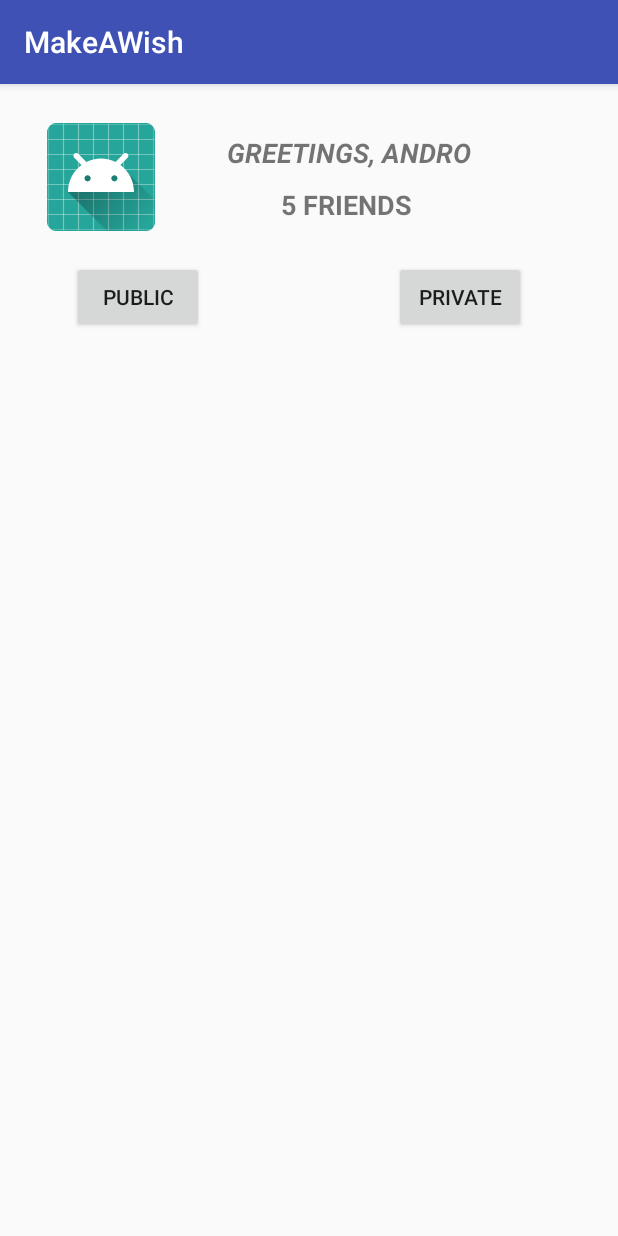
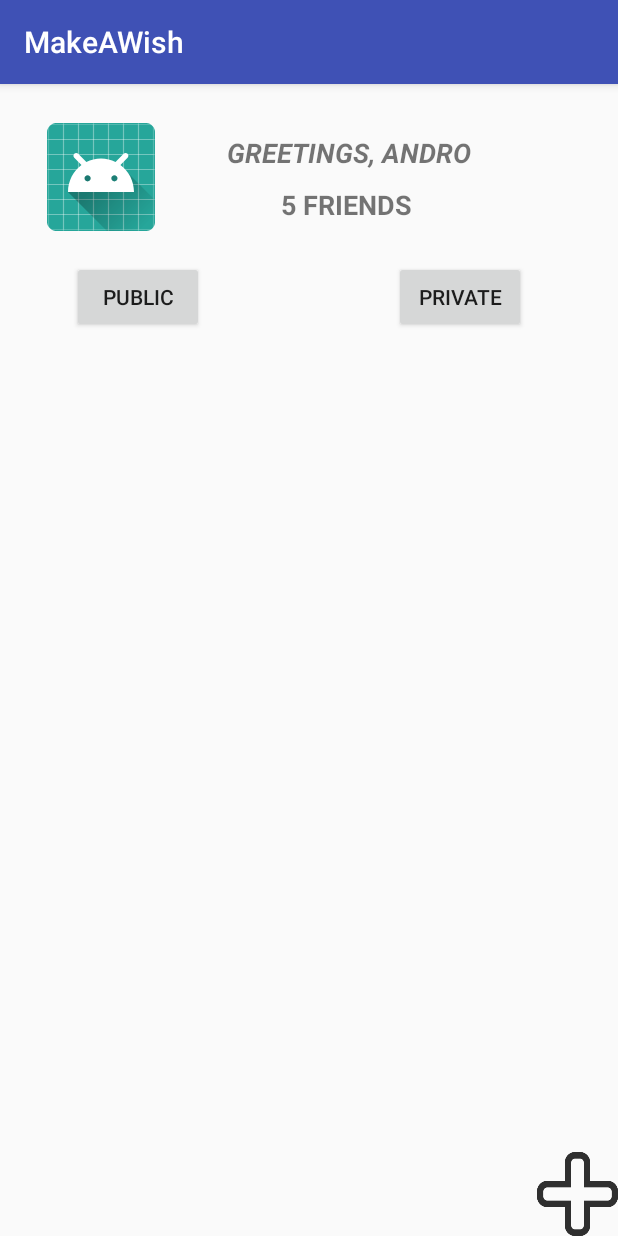
Before and after one commit to FatimahKB/Capstone, an Android app: the Profile screen opened directly, with no data from a screen before it, on a phone screen of 412 x 824 dp. Run offline under Robolectric (Android 15) with nearby library versions, the phone set to English and light mode, and no system bars; our stand-ins replace Firebase (no records; nobody signed in at launch, a user with empty details on screens opened directly).

Commit message:
Final branch containing all updates from image to private and public lists

```diff
--- a/app/src/main/java/com/example/fatim/makeawish/Profile.java
+++ b/app/src/main/java/com/example/fatim/makeawish/Profile.java
@@ -3,21 +3,96 @@ package com.example.fatim.makeawish;
 import android.content.Intent;
 import android.support.v7.app.AppCompatActivity;
 import android.os.Bundle;
+import android.util.Log;
 import android.view.View;
+import android.widget.ArrayAdapter;
 import android.widget.Button;
+import android.widget.ListView;
+
+import com.google.firebase.auth.FirebaseAuth;
+import com.google.firebase.auth.FirebaseUser;
+import com.google.firebase.database.DataSnapshot;
+import com.google.firebase.database.DatabaseError;
+import com.google.firebase.database.DatabaseReference;
+import com.google.firebase.database.FirebaseDatabase;
+import com.google.firebase.database.ValueEventListener;
+
+import java.util.ArrayList;
 
 public class Profile extends AppCompatActivity {
+    public DatabaseReference mDatabase;
+    FirebaseUser user;
+    ListView items_list;
+    ArrayList<String> all_items_list=new ArrayList<>();
+    Button private_list;
+    Button public_list;
+    Button add;
 
     @Override
     protected void onCreate(Bundle savedInstanceState) {
+
         super.onCreate(savedInstanceState);
         setContentView(R.layout.activity_profile);
+        items_list= (ListView)findViewById(R.id.Profile_publicItems_ListView);
+        private_list=(Button)findViewById(R.id.profile_private_button);
+        public_list=(Button)findViewById(R.id.profile_public_button);
+        add=(Button)findViewById(R.id.profile_add_button);
+        //displaying the public list's items
+        user= FirebaseAuth.getInstance().getCurrentUser();
+        String username []=user.getEmail().split("@");
+        mDatabase = FirebaseDatabase.getInstance().getReference();
+        mDatabase.child("Users").child(username[0]).child("Lists").child("Public").addValueEventListener( new ValueEventListener() {
+            @Override
+            public void onDataChange(DataSnapshot dataSnapshot) {
+                all_items_list=new ArrayList<>();
+                // Get Post object and use the values to update the UI
+                for (DataSnapshot n : dataSnapshot.getChildren()) {
+                    if (n.getKey().equals("username") || n.getKey().equals("email"))
+                        continue;
+                    Item item = n.getValue(Item.class);
+                    all_items_list.add(item.getName());
+                    ArrayAdapter<String> adapter1 = (new ArrayAdapter<String>(Profile.this, android.R.layout.simple_list_item_1,all_items_list));
+                    items_list.setAdapter(adapter1);
+                }
 
-        Button btnPrivate = findViewById(R.id.profile_private_button);
-        btnPrivate.setOnClickListener(new View.OnClickListener() {
+            }
+
+
+            @Override
+            public void onCancelled(DatabaseError databaseError) {
+                // Getting Post failed, log a message
+                Log.w(null, "loadPost:onCancelled", databaseError.toException());
+                // ...
+            }
+        });
+
+
+        private_list.setOnClickListener(new View.OnClickListener() {
             @Override
             public void onClick(View v) {
-                startActivity(new Intent(Profile.this, createPrivateList.class));
+                private_list.setPressed(true);
+                public_list.setPressed(false);
+            }
+        });
+
+        public_list.setOnClickListener(new View.OnClickListener() {
+            @Override
+            public void onClick(View v) {
+                public_list.setPressed(true);
+                private_list.setPressed(false);
+
+            }
+        });
+
+        add.setOnClickListener(new View.OnClickListener() {
+            @Override
+            public void onClick(View v) {
+                if(public_list.isPressed()){
+                    startActivity(new Intent(Profile.this,AddingItem.class));
+                }else{
+                    startActivity(new Intent(Profile.this,createPrivateList.class));
+
+                }
             }
         });
     }
--- a/app/src/main/res/layout/activity_profile.xml
+++ b/app/src/main/res/layout/activity_profile.xml
@@ -61,4 +61,20 @@
         android:layout_alignTop="@+id/profile_public_button"
         android:layout_marginEnd="61dp"
         android:text="private" />
+
+    <ListView
+        android:id="@+id/Profile_publicItems_ListView"
+        android:layout_width="match_parent"
+        android:layout_height="303dp"
+        android:layout_alignParentStart="true"
+        android:layout_alignParentTop="true"
+        android:layout_marginTop="199dp" />
+
+    <Button
+        android:id="@+id/profile_add_button"
+        android:layout_width="54dp"
+        android:layout_height="56dp"
+        android:layout_alignParentBottom="true"
+        android:layout_alignParentEnd="true"
+        android:background="@drawable/add" />
 </RelativeLayout>
```
Also changed, not shown: app/src/main/java/com/example/fatim/makeawish/AddingItem.java (+59 -0 lines), app/src/main/java/com/example/fatim/makeawish/CreateAccount.java (+19 -10 lines), app/src/main/java/com/example/fatim/makeawish/User.java (+11 -6 lines), app/src/main/java/com/example/fatim/makeawish/createPrivateList.java (+15 -9 lines), app/src/main/java/com/example/fatim/makeawish/MainActivity.java (line endings or trailing spaces).
